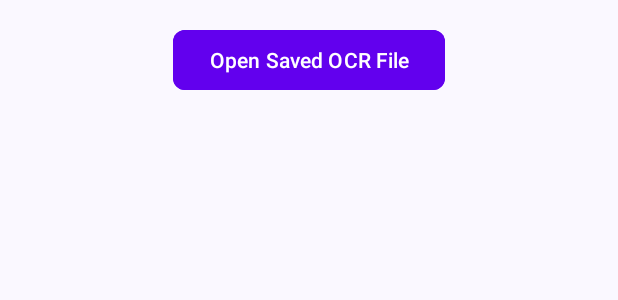
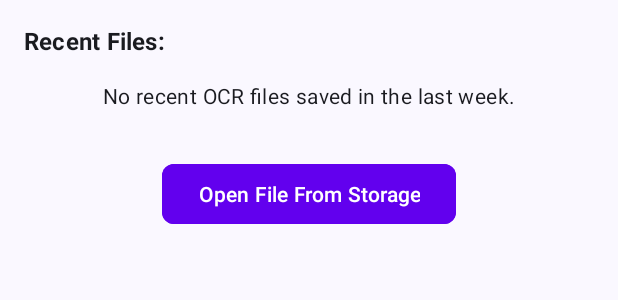
Before and after one commit to rinojsajum/Offline-Android-OCR, an Android app: the layout activity_saved_results.xml on its own in the app's theme, with its tools: preview values and no code run, on a phone screen of 412 x 824 dp. Shown: the top 300 px of the screen. Run offline under Robolectric (Android 15) with nearby library versions, the phone set to English and light mode, and no system bars.

Commit message:
feat: add option to view last 10 recently saved files

```diff
--- a/app/src/main/res/layout/activity_saved_results.xml
+++ b/app/src/main/res/layout/activity_saved_results.xml
@@ -20,39 +20,57 @@
         android:theme="?attr/actionBarTheme" />
     -->
 
-    <!-- The Button for opening the file picker - THIS ID IS CRUCIAL -->
+    <!-- Header for Recent Files List - UPDATED TEXT (comment moved) -->
+    <TextView
+        android:id="@+id/tv_recent_files_header"
+        android:layout_width="match_parent"
+        android:layout_height="wrap_content"
+        android:text="Recent Files:"
+        android:layout_marginStart="16dp"
+        android:layout_marginEnd="16dp"
+        android:layout_marginTop="16dp"
+        android:layout_marginBottom="8dp"
+        android:textStyle="bold"
+        android:textAppearance="?attr/textAppearanceSubtitle1"
+        android:visibility="visible" />
+
+    <!-- Text view to show messages for the recent files list (e.g., "No files") -->
+    <TextView
+        android:id="@+id/tv_no_saved_files"
+        android:layout_width="wrap_content"
+        android:layout_height="wrap_content"
+        android:layout_gravity="center_horizontal"
+        android:layout_marginTop="8dp"
+        android:layout_marginBottom="16dp"
+        android:text="No recent OCR files saved in the last week."
+        android:visibility="visible"
+        android:textAppearance="?attr/textAppearanceBodyMedium" />
+
+    <!-- RecyclerView for displaying recent files - now takes remaining height -->
+    <androidx.recyclerview.widget.RecyclerView
+        android:id="@+id/rv_saved_files"
+        android:layout_width="match_parent"
+        android:layout_height="0dp"
+        android:layout_weight="1"
+        android:paddingStart="8dp"
+        android:paddingEnd="8dp"
+        android:visibility="gone" />
+
+    <!-- Button to open SAF file picker - MOVED TO THE END -->
     <Button
         android:id="@+id/btn_open_file_picker"
         android:layout_width="wrap_content"
         android:layout_height="wrap_content"
         android:layout_gravity="center_horizontal"
-        android:layout_margin="16dp"
-        android:text="Open Saved OCR File"
+        android:layout_marginTop="16dp"
+        android:layout_marginBottom="16dp"
+        android:text="Open File From Storage"
         android:paddingStart="24dp"
         android:paddingEnd="24dp"
-        android:drawableStart="@android:drawable/ic_menu_edit"
+        android:drawableStart="@android:drawable/ic_menu_agenda"
         android:drawablePadding="8dp"
         android:backgroundTint="@color/design_default_color_primary"
         android:textColor="@android:color/white"
         app:cornerRadius="8dp" />
 
-    <!-- Text view to show messages - THIS ID IS CRUCIAL -->
-    <TextView
-        android:id="@+id/tv_no_saved_files"
-        android:layout_width="wrap_content"
-        android:layout_height="wrap_content"
-        android:layout_gravity="center"
-        android:layout_marginTop="32dp"
-        android:text="Tap 'Open Saved OCR File' to select a text file."
-        android:visibility="gone"
-        android:textAppearance="?attr/textAppearanceBodyMedium" />
-
-    <!-- RecyclerView to potentially display files - THIS ID IS CRUCIAL -->
-    <androidx.recyclerview.widget.RecyclerView
-        android:id="@+id/rv_saved_files"
-        android:layout_width="match_parent"
-        android:layout_height="match_parent"
-        android:padding="8dp"
-        android:visibility="gone" /> <!-- Initially hidden, as we're now using SAF picker -->
-
 </LinearLayout>
```
Also changed, not shown: app/src/main/AndroidManifest.xml (+12 -8 lines), app/src/main/java/io/github/subhamtyagi/ocr/MainActivity.java (+56 -20 lines).
